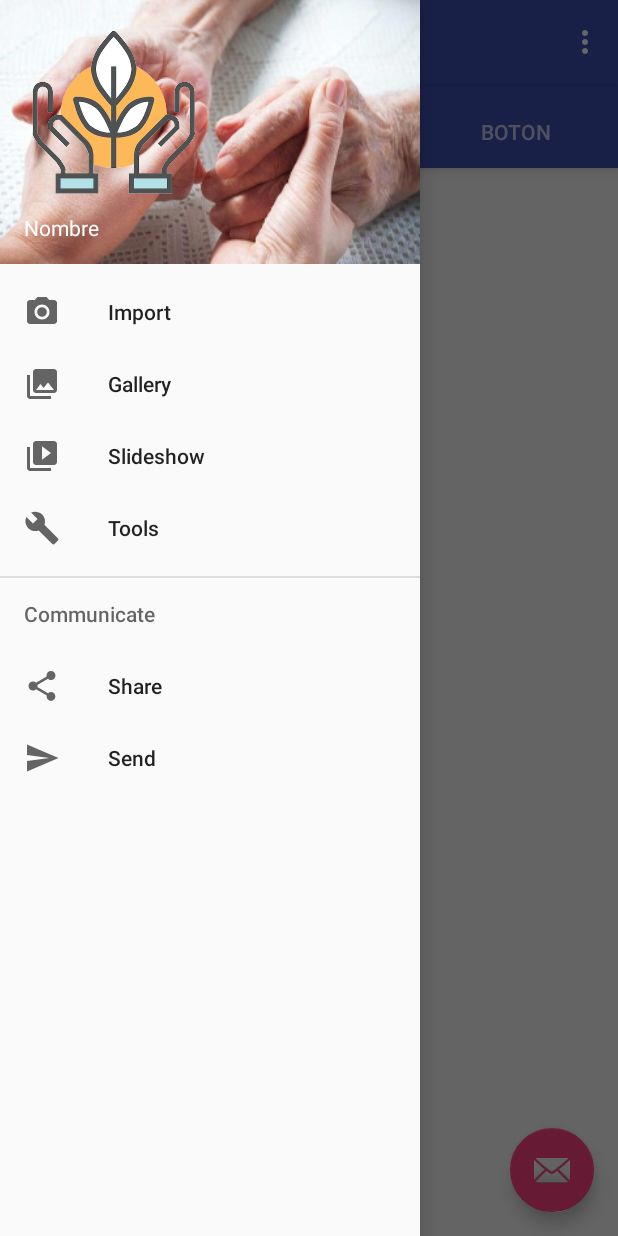
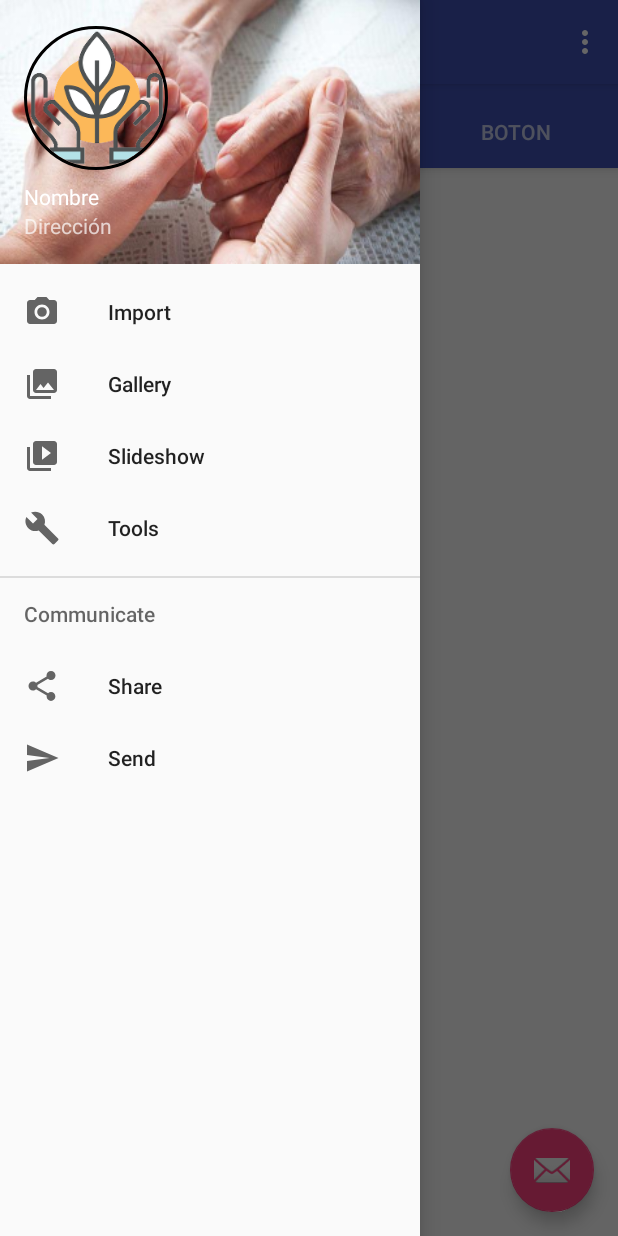
Before and after one commit to VK-Tiodor/ProjecteIntegrador_DAM_ATKJ-2, an Android app: the MainActivity screen opened directly, with no data from a screen before it, with the side drawer open, on a phone screen of 412 x 824 dp. Run offline under Robolectric (Android 15) with nearby library versions, the phone set to English and light mode, and no system bars; our stand-ins replace CircleImageView.

Commit message:
circular image nav header main

```diff
--- a/DependeciApp/app/build.gradle
+++ b/DependeciApp/app/build.gradle
@@ -30,4 +30,5 @@ dependencies {
     androidTestImplementation 'com.android.support.test.espresso:espresso-core:3.0.1'
     compile fileTree(dir: 'libs', include: ['*.jar'])
     compile files ('libs/mysql-connector-java-5.1.45-bin.jar')
+    compile 'de.hdodenhof:circleimageview:2.2.0'
 }
--- a/DependeciApp/app/src/main/res/layout/nav_header_main.xml
+++ b/DependeciApp/app/src/main/res/layout/nav_header_main.xml
@@ -12,11 +12,15 @@
     android:paddingTop="@dimen/activity_vertical_margin"
     android:theme="@style/ThemeOverlay.AppCompat.Dark">
 
-    <ImageView
+    <de.hdodenhof.circleimageview.CircleImageView
+        xmlns:app="http://schemas.android.com/apk/res-auto"
         android:id="@+id/ivFotoDePerfil"
-        android:layout_width="wrap_content"
-        android:layout_height="wrap_content"
-        app:srcCompat="@mipmap/ic_launcher" />
+        android:layout_width="96dp"
+        android:layout_height="96dp"
+        android:src="@mipmap/ic_launcher_round"
+        app:civ_border_width="2dp"
+        app:civ_border_color="#000000"
+        app:civ_circle_background_color="#FFFFFF"/>
 
     <TextView
         android:id="@+id/tvNombre"
```
